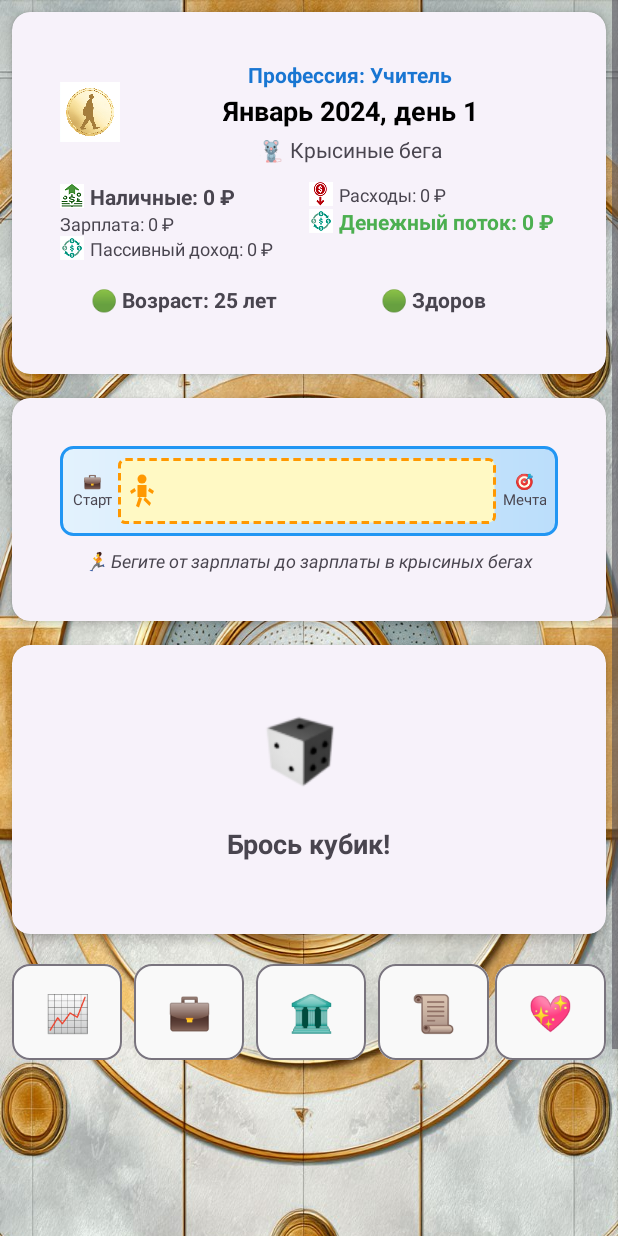
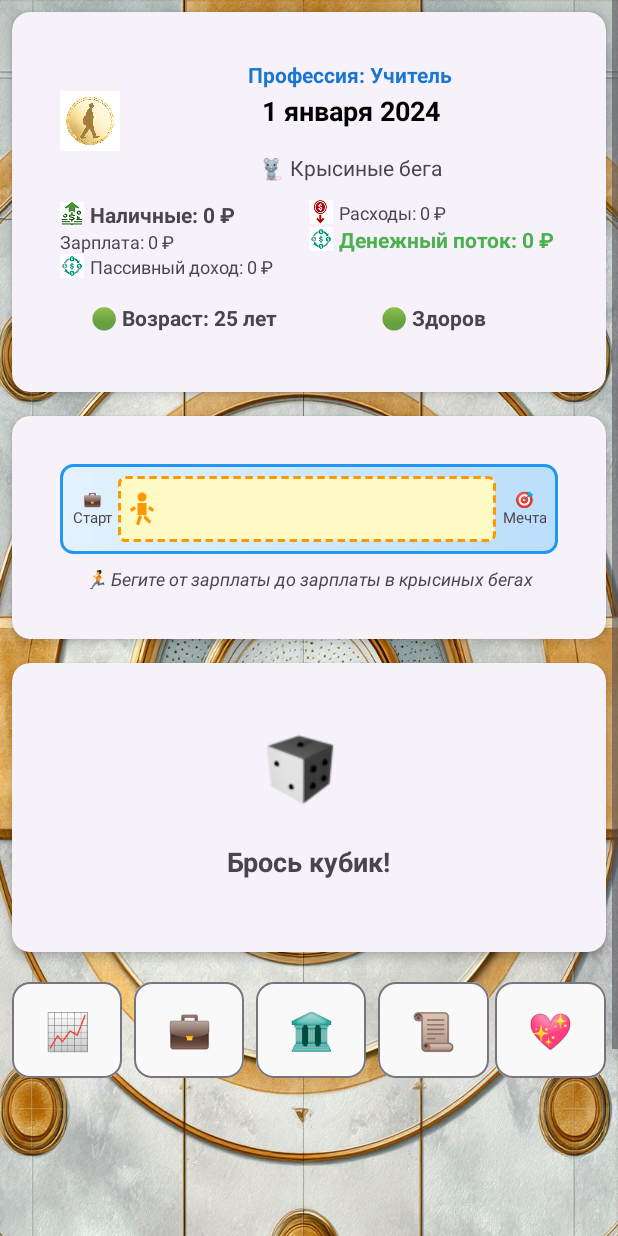
Before and after one commit to RobotAvi/MoneyGame, an Android app: the GameActivity screen opened directly, with no data from a screen before it, on a phone screen of 412 x 824 dp. Run offline under Robolectric (Android 15) with nearby library versions, the phone set to English and light mode, and no system bars; 1 statement that could not run was skipped.

Commit message:
Add month progress bar to visualize game progression
Co-authored-by: g7702457 <g7702457@crk.umn.edu>

```diff
--- a/app/src/main/res/layout/activity_game.xml
+++ b/app/src/main/res/layout/activity_game.xml
@@ -62,10 +62,17 @@
                             android:id="@+id/tv_current_date"
                             android:layout_width="wrap_content"
                             android:layout_height="wrap_content"
-                            android:text="Январь 2024, день 1"
+                            android:text="1 января 2024"
                             android:textSize="18sp"
                             android:textStyle="bold"
                             android:textColor="@android:color/black" />
+
+                        <LinearLayout
+                            android:id="@+id/monthProgressBar"
+                            android:layout_width="match_parent"
+                            android:layout_height="8dp"
+                            android:orientation="horizontal"
+                            android:layout_marginTop="4dp"/>
 
                         <TextView
                             android:id="@+id/tv_game_status"
```
Also changed, not shown: app/src/main/java/com/financialsuccess/game/GameActivity.kt (+17 -0 lines), 1 other file.
